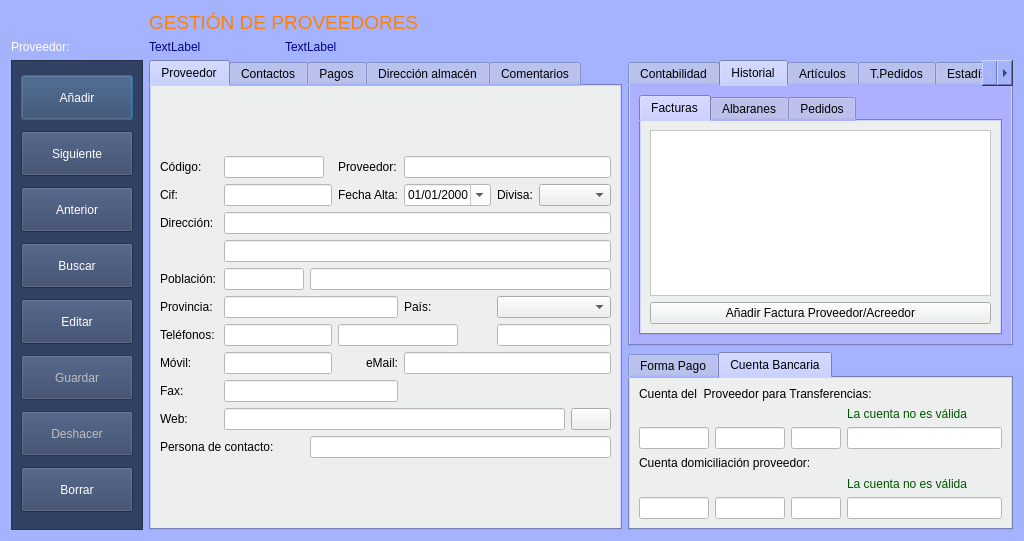
Before: the Qt Designer form Zona_Compras/frmproveedores.ui in arcnexus/RedFoX, drawn with Qt 5.
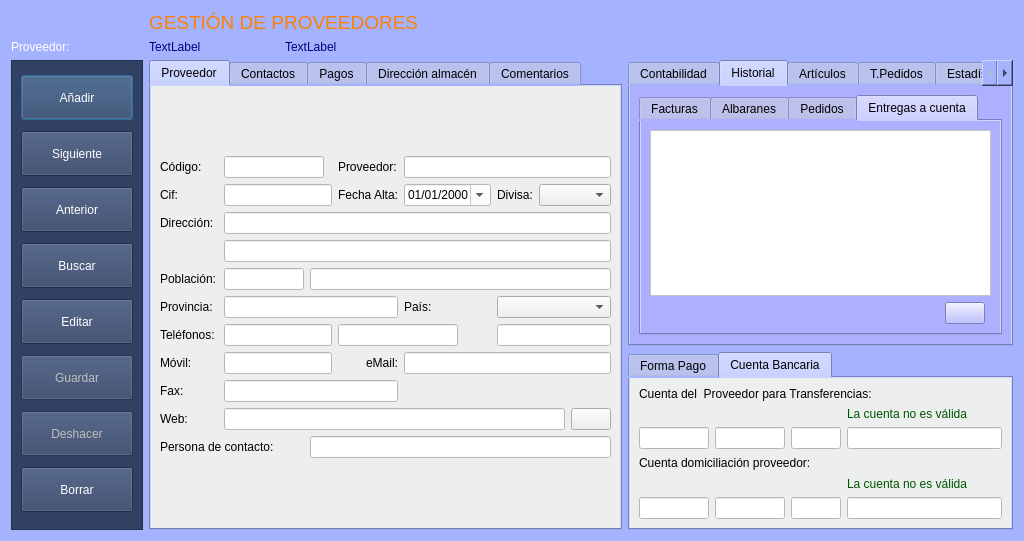
After: the same form once the commit is applied. The open tabs and pages were chosen to show the change. Icons and pictures are not drawn. Custom widgets are drawn as their Qt base class.

Commit message: Entregas a cuenta proveedores y estadistica mensual clientes

What changed in the file:
```diff
--- a/Zona_Compras/frmproveedores.ui
+++ b/Zona_Compras/frmproveedores.ui
@@ -709,6 +709,69 @@
            </item>
           </layout>
          </widget>
+         <widget class="QWidget" name="tab_17">
+          <property name="styleSheet">
+           <string notr="true">background-color: #ecefed;\n</string>
+          </property>
+          <attribute name="title">
+           <string>Entregas a cuenta</string>
+          </attribute>
+          <layout class="QGridLayout" name="gridLayout_25">
+           <item row="2" column="1">
+            <widget class="QPushButton" name="btnAnadirEntrega">
+             <property name="text">
+              <string/>
+             </property>
+             <property name="icon">
+              <iconset resource="../maya.qrc">
+               <normaloff>:/Icons/PNG/add.png</normaloff>:/Icons/PNG/add.png</iconset>
+             </property>
+             <property name="iconSize">
+              <size>
+               <width>17</width>
+               <height>17</height>
+              </size>
+             </property>
+            </widget>
+           </item>
+           <item row="2" column="0">
+            <spacer name="horizontalSpacer">
+             <property name="orientation">
+              <enum>Qt::Horizontal</enum>
+             </property>
+             <property name="sizeHint" stdset="0">
+              <size>
+               <width>40</width>
+               <height>20</height>
+              </size>
+             </property>
+            </spacer>
+           </item>
+           <item row="0" column="0" rowspan="2" colspan="3">
+            <widget class="QTableView" name="tabla_entregas">
+             <property name="styleSheet">
+              <string notr="true">background-color: rgb(255, 255, 255);
+alternate-background-color: rgb(255, 255, 207);</string>
+             </property>
+             <property name="alternatingRowColors">
+              <bool>true</bool>
+             </property>
+             <property name="selectionMode">
+              <enum>QAbstractItemView::SingleSelection</enum>
+             </property>
+             <property name="selectionBehavior">
+              <enum>QAbstractItemView::SelectRows</enum>
+             </property>
+             <attribute name="horizontalHeaderStretchLastSection">
+              <bool>true</bool>
+             </attribute>
+             <attribute name="verticalHeaderStretchLastSection">
+              <bool>false</bool>
+             </attribute>
+            </widget>
+           </item>
+          </layout>
+         </widget>
         </widget>
        </item>
       </layout>
```
Left out of the diff: 10 changed lines with no effect on the pictures. The commit also changes 18 other files.
